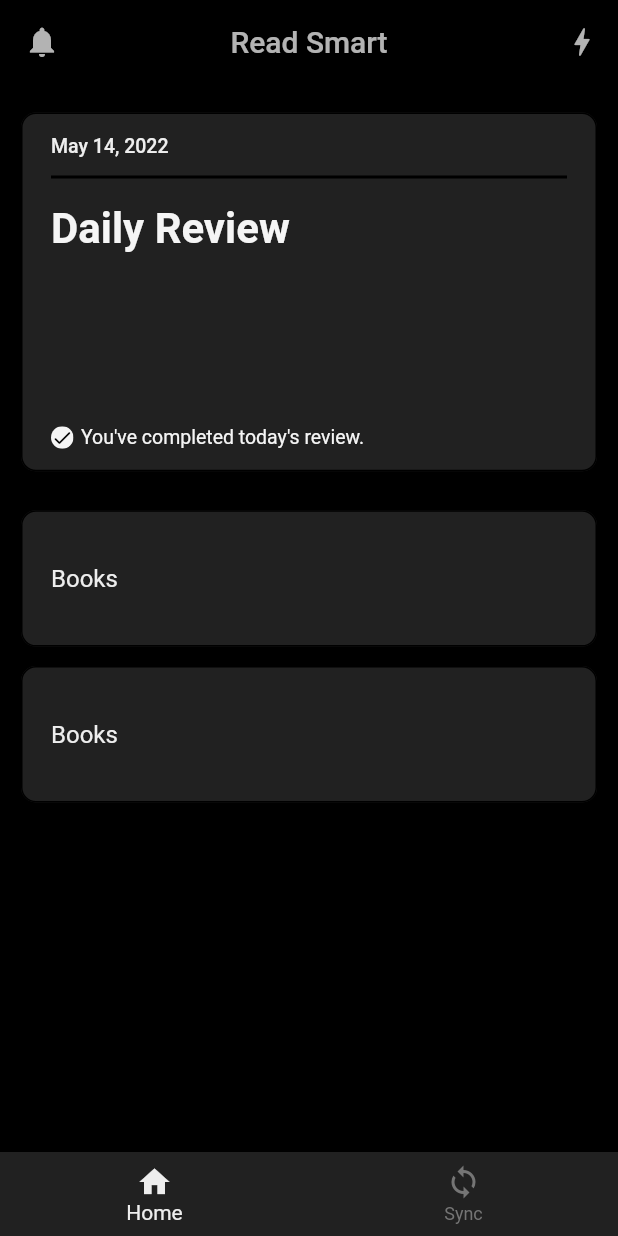
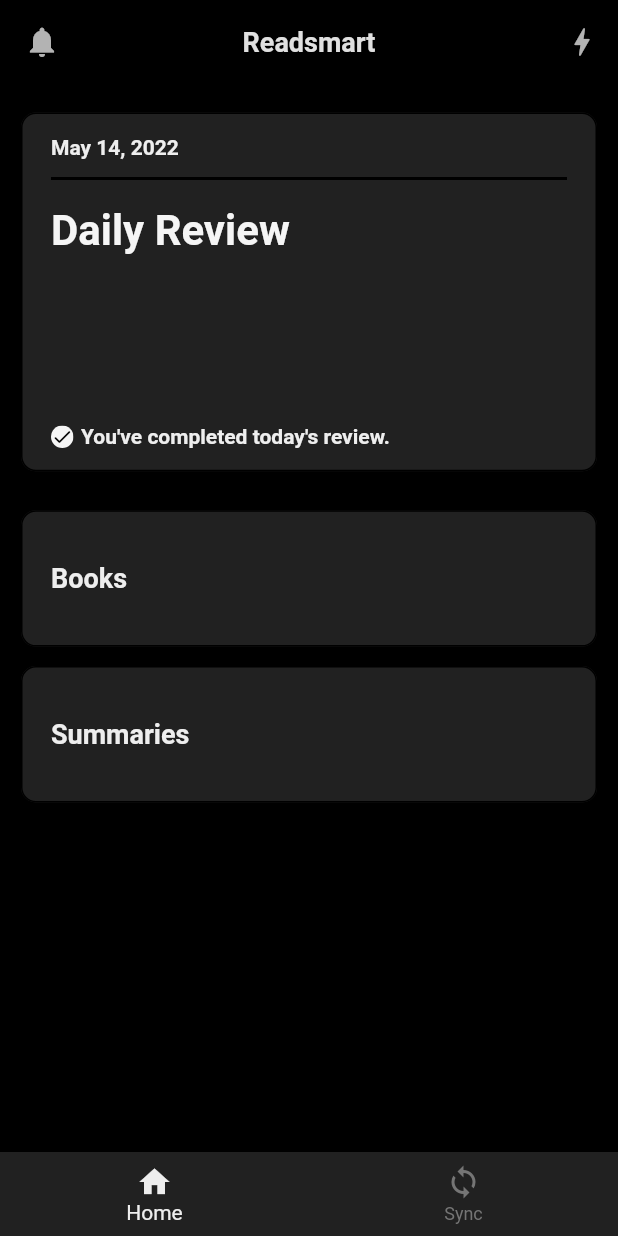
Before and after one commit to DaviRolim/read-smart, a Flutter app: the screen it shows after launch, after a tap on "Get started", on a phone screen of 412 x 824 dp. Run offline on Flutter 3.47's test engine with Material 2 defaults, Android fonts, the phone set to English and light mode, and no system bars; our stand-ins replace badges, cached_network_image, cloud_firestore, dartz, firebase_auth, firebase_core and 2 more; accounts and stored records are empty; generated files the repository leaves out were written again.

Commit message:
adding icon and theme for texts

```diff
--- a/lib/main.dart
+++ b/lib/main.dart
@@ -18,108 +18,54 @@
 }
 
 class ReadSmartApp extends ConsumerWidget {
-@override
+  @override
   Widget build(BuildContext context, WidgetRef ref) {
+    // Default color for texts
+    final newTextTheme = Theme.of(context).textTheme.apply(
+          bodyColor: Colors.grey[200],
+          displayColor: Colors.grey[200],
+        );
+
     final auth = ref.read(AuthProvider.authProvider);
     return MaterialApp(
       debugShowCheckedModeBanner: false,
       title: 'Flutter Demo',
-      theme: ThemeData(primarySwatch: Colors.grey, cardColor: Colors.grey[900]),
+      theme: ThemeData(
+        primarySwatch: Colors.grey,
+        cardColor: Colors.grey[900],
+        textTheme: newTextTheme.copyWith(
+          titleLarge: TextStyle(
+              color: Colors.grey[100],
+              fontSize: 28,
+              fontWeight: FontWeight.w600),
+          titleMedium: TextStyle(
+              color: Colors.grey[300],
+              fontSize: 18,
+              fontWeight: FontWeight.w600),
+          headlineSmall: TextStyle(
+              color: Colors.grey[200],
+              fontSize: 14,
+              fontWeight: FontWeight.w600),
+          headlineMedium: TextStyle(
+              color: Colors.grey[200],
+              fontSize: 18,
+              fontWeight: FontWeight.w600),
+          bodyMedium: TextStyle(
+            color: Colors.grey[300],
+            fontSize: 15,
+          ),
+          labelMedium: TextStyle(
+            color: Colors.grey[400],
+            fontSize: 13,
+          ),
+          bodySmall: TextStyle(color: Colors.white70),
+        ),
+      ),
       home: auth.user != null ? HomeScreen() : LandingScreen(),
       routes: {
-        // MenuScreen.routeName: (ctx) => MenuScreen(),
-        // CartScreen.routeName: (ctx) => CartScreen(),
-        // OrdersScreen.routeName: (ctx) => ProfileScreen(),
-        // ProfileScreen.routeName: (ctx) => ProfileScreen(),
-        // ForSale.routeName: (ctx) => ForSale(),
         AuthScreen.routeName: (ctx) => AuthScreen(),
         // MainScreen.routeName: (ctx) => MainScreen(),
       },
     );
   }
 }
-
-class MyHomePage extends StatefulWidget {
-  MyHomePage({Key? key, required this.title});
-
-  // This widget is the home page of your application. It is stateful, meaning
-  // that it has a State object (defined below) that contains fields that affect
-  // how it looks.
-
-  // This class is the configuration for the state. It holds the values (in this
-  // case the title) provided by the parent (in this case the App widget) and
-  // used by the build method of the State. Fields in a Widget subclass are
-  // always marked "final".
-
-  final String title;
-
-  @override
-  _MyHomePageState createState() => _MyHomePageState();
-}
-
-class _MyHomePageState extends State<MyHomePage> {
-  int _counter = 0;
-
-  void _incrementCounter() {
-    setState(() {
-      // This call to setState tells the Flutter framework that something has
-      // changed in this State, which causes it to rerun the build method below
-      // so that the display can reflect the updated values. If we changed
-      // _counter without calling setState(), then the build method would not be
-      // called again, and so nothing would appear to happen.
-      _counter++;
-    });
-  }
-
-  @override
-  Widget build(BuildContext context) {
-    // This method is rerun every time setState is called, for instance as done
-    // by the _incrementCounter method above.
-    //
-    // The Flutter framework has been optimized to make rerunning build methods
-    // fast, so that you can just rebuild anything that needs updating rather
-    // than having to individually change instances of widgets.
-    return Scaffold(
-      appBar: AppBar(
-        // Here we take the value from the MyHomePage object that was created by
-        // the App.build method, and use it to set our appbar title.
-        title: Text(widget.title),
-      ),
-      body: Center(
-        // Center is a layout widget. It takes a single child and positions it
-        // in the middle of the parent.
-        child: Column(
-          // Column is also a layout widget. It takes a list of children and
-          // arranges them vertically. By default, it sizes itself to fit its
-          // children horizontally, and tries to be as tall as its parent.
-          //
-          // Invoke "debug painting" (press "p" in the console, choose the
-          // "Toggle Debug Paint" action from the Flutter Inspector in Android
-          // Studio, or the "Toggle Debug Paint" command in Visual Studio Code)
-          // to see the wireframe for each widget.
-          //
-          // Column has various properties to control how it sizes itself and
-          // how it positions its children. Here we use mainAxisAlignment to
-          // center the children vertically; the main axis here is the vertical
-          // axis because Columns are vertical (the cross axis would be
-          // horizontal).
-          mainAxisAlignment: MainAxisAlignment.center,
-          children: <Widget>[
-            Text(
-              'You have pushed the button this many times:',
-            ),
-            Text(
-              '$_counter',
-              style: Theme.of(context).textTheme.headline4,
-            ),
-          ],
-        ),
-      ),
-      floatingActionButton: FloatingActionButton(
-        onPressed: _incrementCounter,
-        tooltip: 'Increment',
-        child: Icon(Icons.add),
-      ), // This trailing comma makes auto-formatting nicer for build methods.
-    );
-  }
-}
--- a/lib/screens/home_screen.dart
+++ b/lib/screens/home_screen.dart
@@ -63,8 +63,8 @@
           ),
         ],
         title: Text(
-          'Read Smart',
-          style: TextStyle(color: Colors.white70),
+          'Readsmart',
+          style: Theme.of(context).textTheme.titleMedium,
         ),
         backgroundColor: Colors.black87,
       ),
--- a/lib/widgets/home/home_content.dart
+++ b/lib/widgets/home/home_content.dart
@@ -47,8 +47,8 @@
               padding: EdgeInsets.symmetric(vertical: 15, horizontal: 20),
               alignment: Alignment.centerLeft,
               child: Text(
-                'Books',
-                style: TextStyle(color: Colors.grey[200], fontSize: 16),
+                title,
+                style: Theme.of(context).textTheme.headlineMedium,
               )),
         ),
       ),
@@ -82,10 +82,7 @@
                 children: [
                   Text(
                     DateFormat.yMMMMd().format(DateTime.now()),
-                    style: TextStyle(
-                        color: Colors.grey[200],
-                        fontSize: 13,
-                        fontWeight: FontWeight.w500),
+                    style: Theme.of(context).textTheme.headlineSmall,
                   ),
                   SizedBox(height: 8),
                   Divider(
@@ -94,13 +91,8 @@
                     color: Colors.black,
                   ),
                   SizedBox(height: 13),
-                  Text(
-                    'Daily Review',
-                    style: TextStyle(
-                        color: Colors.grey[100],
-                        fontSize: 28,
-                        fontWeight: FontWeight.w600),
-                  ),
+                  Text('Daily Review',
+                      style: Theme.of(context).textTheme.titleLarge),
                   Flexible(
                     child: Container(
                       alignment: Alignment.bottomCenter,
@@ -121,8 +113,7 @@
                           SizedBox(width: 5),
                           Text(
                             "You've completed today's review.",
-                            style: TextStyle(
-                                color: Colors.grey[100], fontSize: 13),
+                            style: Theme.of(context).textTheme.headlineSmall,
                           ),
                         ],
                       ),
--- a/pubspec.yaml
+++ b/pubspec.yaml
@@ -46,7 +46,12 @@
 dev_dependencies:
   flutter_test:
     sdk: flutter
+  flutter_launcher_icons: "^0.9.2"
 
+flutter_icons:
+  android: "launcher_icon"
+  ios: true
+  image_path: "assets/icons/logo-icon.png"
 # For information on the generic Dart part of this file, see the
 # following page: https://dart.dev/tools/pub/pubspec
 
```
Also changed, not shown: lib/screens/daily_review_screen.dart (+4 -7 lines), assets/icons/logo-icon.png (added), assets/images/read-smart-home.png, pubspec.lock, 22 other files.
